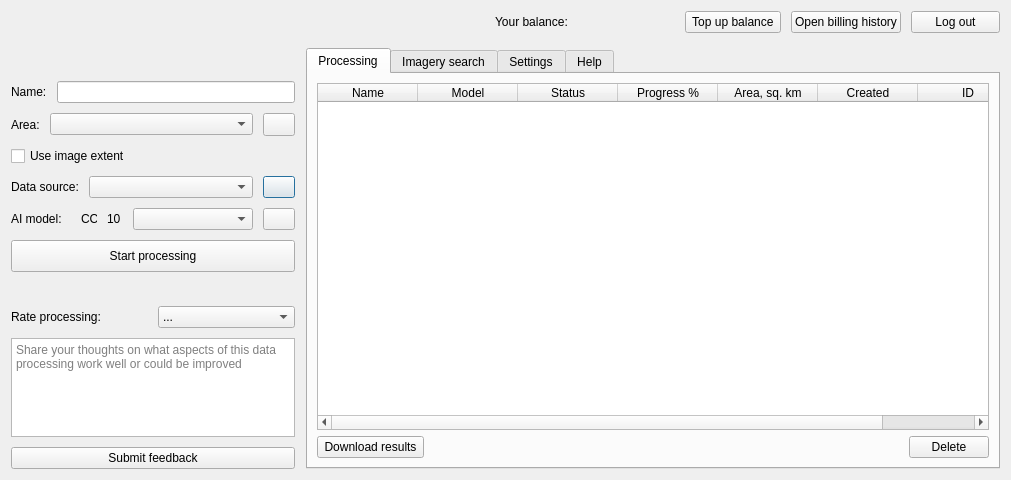
Old version of the form mapflow/dialogs/static/ui/main_dialog.ui in the repository Geoalert/mapflow-qgis.
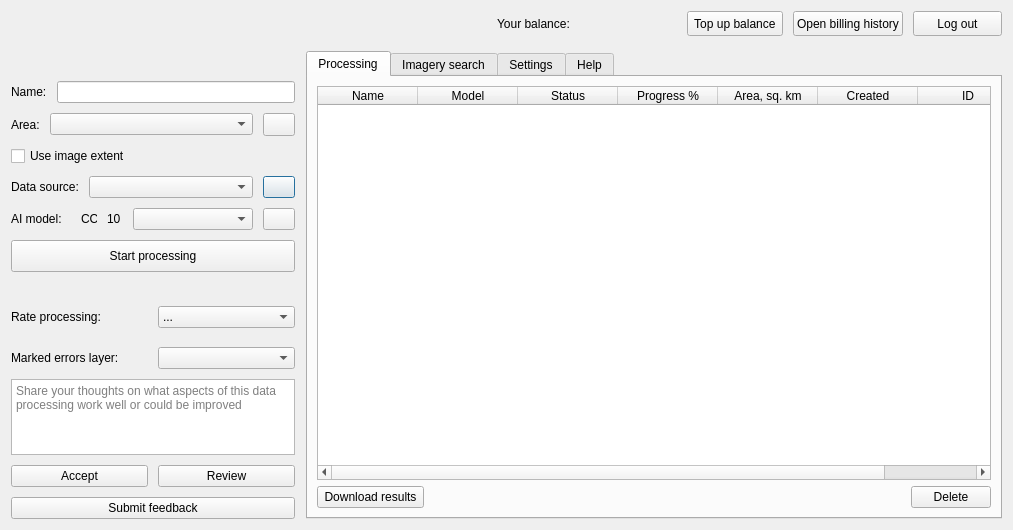
New version of the form. Icons and pictures are not drawn. Custom widgets are drawn as their Qt base class.

Commit message: check if review is allowed; replace in UI feedback with review controls

The edit to the form file:
```diff
--- a/mapflow/dialogs/static/ui/main_dialog.ui
+++ b/mapflow/dialogs/static/ui/main_dialog.ui
@@ -6,8 +6,8 @@
    <rect>
     <x>0</x>
     <y>0</y>
-    <width>1011</width>
-    <height>480</height>
+    <width>1013</width>
+    <height>530</height>
    </rect>
   </property>
   <property name="minimumSize">
@@ -26,7 +26,7 @@
       <enum>QLayout::SetNoConstraint</enum>
      </property>
      <item>
-      <layout class="QVBoxLayout" name="procesingControlLayout" stretch="0,0,0,0,0,0,0,0,0,0,0">
+      <layout class="QVBoxLayout" name="procesingControlLayout" stretch="0,0,0,0,0,0,0,0,0,0,0,0,0">
        <property name="spacing">
         <number>10</number>
        </property>
@@ -591,6 +591,23 @@
          </item>
         </layout>
        </item>
+       <item>
+        <layout class="QHBoxLayout" name="reviewControls">
+         <property name="topMargin">
+          <number>9</number>
+         </property>
+         <item>
+          <widget class="QLabel" name="reviewLabel">
+           <property name="text">
+            <string>Marked errors layer:</string>
+           </property>
+          </widget>
+         </item>
+         <item>
+          <widget class="QgsMapLayerComboBox" name="reviewLayerCombo"/>
+         </item>
+        </layout>
+       </item>
        <item>
         <widget class="QTextEdit" name="processingRatingFeedbackText">
          <property name="sizePolicy">
@@ -616,6 +633,27 @@
          </property>
         </widget>
        </item>
+       <item>
+        <layout class="QHBoxLayout" name="reviewButtons">
+         <property name="topMargin">
+          <number>0</number>
+         </property>
+         <item>
+          <widget class="QPushButton" name="acceptButton">
+           <property name="text">
+            <string>Accept</string>
+           </property>
+          </widget>
+         </item>
+         <item>
+          <widget class="QPushButton" name="reviewButton">
+           <property name="text">
+            <string>Review</string>
+           </property>
+          </widget>
+         </item>
+        </layout>
+       </item>
        <item>
         <widget class="QPushButton" name="ratingSubmitButton">
          <property name="sizePolicy">
```
Left out of the diff: 2 changed lines with no effect on the pictures. The commit also changes 3 other files.
